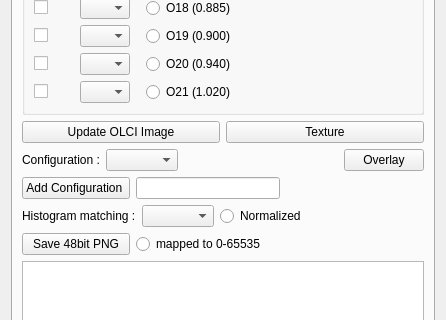
Qt form core/formtoolbox.ui (hvanruys/EUMETCastView) before a commit; both pictures show x 0 to 446 and y 580 to 900 of the 446 by 1135 pixel window.
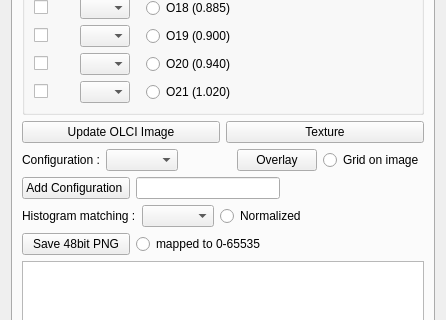
The same form after that commit. The open tabs and pages were chosen to show the change. Custom widgets are drawn as their Qt base class.

Diff of the .ui file:
```diff
--- a/core/formtoolbox.ui
+++ b/core/formtoolbox.ui
@@ -2747,6 +2747,13 @@
            </property>
           </widget>
          </item>
+         <item>
+          <widget class="QRadioButton" name="rdbGridOnOLCIimage">
+           <property name="text">
+            <string>Grid on image</string>
+           </property>
+          </widget>
+         </item>
         </layout>
        </item>
        <item>
```
Left out of the diff: 2 changed lines with no effect on the pictures.
